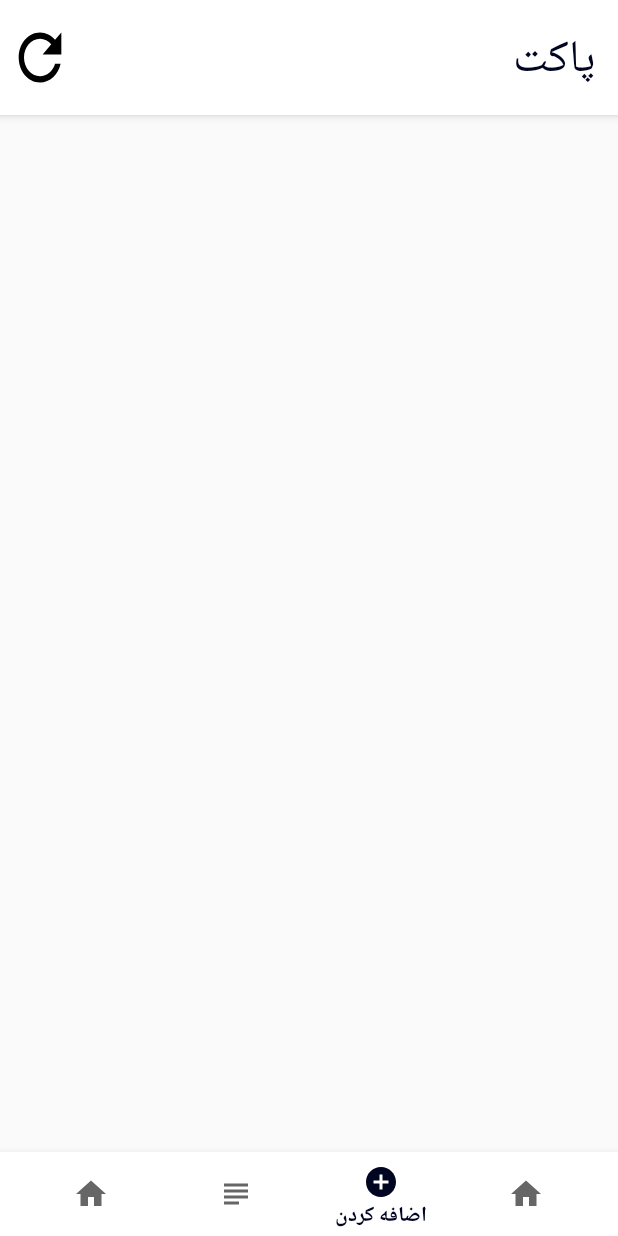
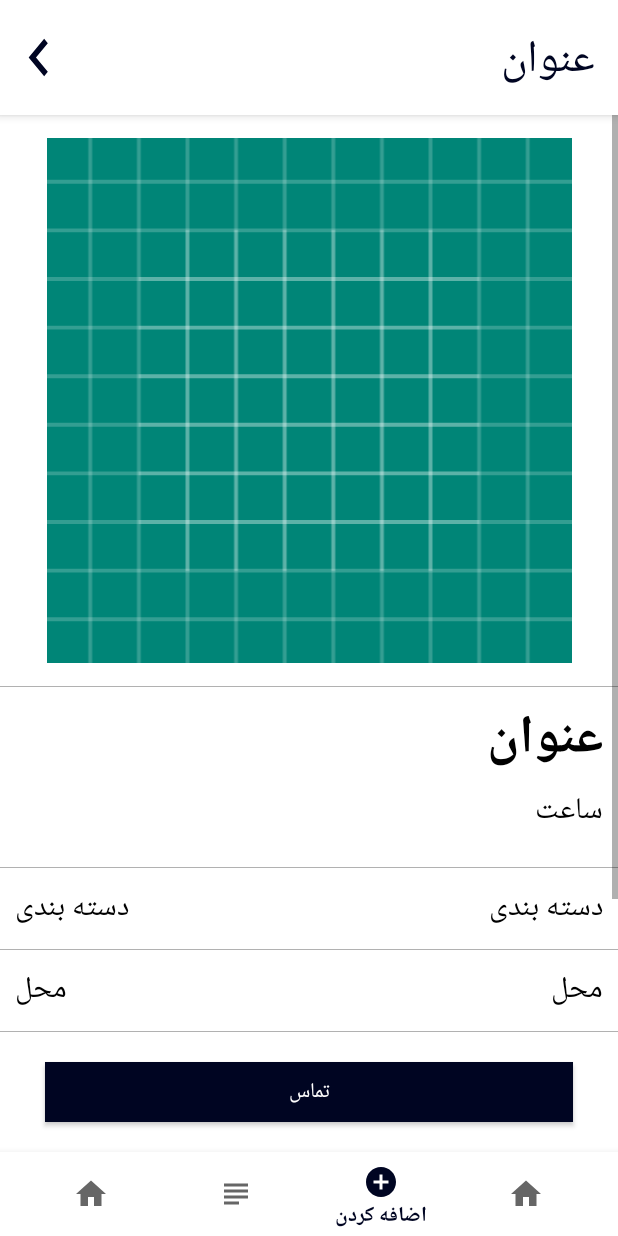
Before and after one commit to mahdi-amin/ApplicationWebsite, an Android app: the screen it shows after launch (MainActivity), item 3 of the bottom bar chosen, on a phone screen of 412 x 824 dp. Run offline under Robolectric (Android 15) with nearby library versions, the phone set to English and light mode, and no system bars; our stand-ins replace Picasso; pictures from the network do not load; 2 statements that could not run were skipped.

Commit message:
change show detail fragment

```diff
--- a/app/src/main/java/com/example/pakkat/FragmentHome.java
+++ b/app/src/main/java/com/example/pakkat/FragmentHome.java
@@ -29,7 +29,6 @@ public class FragmentHome extends Fragment {
     View view;
     private RecyclerView recyclerView;
     ArrayList<ModelHome> listHome = new ArrayList<>();
-    Context context;
     AdapterHome HAdapter;
     Button button;
 
@@ -54,7 +53,9 @@ public class FragmentHome extends Fragment {
     public void onCreate(@Nullable Bundle savedInstanceState) {
         super.onCreate(savedInstanceState);
 
-        button = getActivity().findViewById(R.id.button_reload);
+
+
+        button = view.findViewById(R.id.button_reload);
         button.setOnClickListener(new View.OnClickListener() {
             @Override
             public void onClick(View view) {
--- a/app/src/main/java/com/example/pakkat/MainActivity.java
+++ b/app/src/main/java/com/example/pakkat/MainActivity.java
@@ -1,6 +1,5 @@
 package com.example.pakkat;
 
-import androidx.annotation.FloatRange;
 import androidx.annotation.NonNull;
 import androidx.appcompat.app.AppCompatActivity;
 import androidx.fragment.app.Fragment;
@@ -22,6 +21,7 @@ public class MainActivity extends AppCompatActivity {
     FragmentHome fragmentHome;
     FragmentAdd fragmentAdd;
     FragmentMe fragmentMe;
+    detailHome detailHome;
 
     @Override
     protected void onCreate(Bundle savedInstanceState) {
@@ -34,6 +34,7 @@ public class MainActivity extends AppCompatActivity {
         fragmentCategory = new FragmentCategory();
         fragmentHome = new FragmentHome();
         fragmentMe = new FragmentMe();
+        detailHome = new detailHome();
         bottomNavigationView.setSelectedItemId(R.id.item_Home);
 
         setFragment(fragmentHome);
@@ -45,13 +46,14 @@ public class MainActivity extends AppCompatActivity {
                         setFragment(fragmentCategory);
                         return true;
                     case R.id.item_add:
-                        setFragment(fragmentAdd);
+                        setFragment(detailHome);
                         return true;
                     case R.id.item_Home:
                         setFragment(fragmentHome);
                         return true;
                     case R.id.item_Me:
                         setFragment(fragmentMe);
+
                         return true;
 
                 }
@@ -59,8 +61,9 @@ public class MainActivity extends AppCompatActivity {
             }
         });
 
+
     }
-    private void setFragment(Fragment fragment){
+    public void setFragment(Fragment fragment){
         FragmentTransaction fragmentTransaction = getSupportFragmentManager().beginTransaction();
         fragmentTransaction.replace(R.id.Framely, fragment);
         fragmentTransaction.commit();
--- /dev/null
+++ b/app/src/main/java/com/example/pakkat/detailHome.java
@@ -0,0 +1,27 @@
+package com.example.pakkat;
+
+import android.os.Bundle;
+import android.view.LayoutInflater;
+import android.view.View;
+import android.view.ViewGroup;
+import android.widget.Button;
+
+import androidx.annotation.NonNull;
+import androidx.annotation.Nullable;
+import androidx.fragment.app.Fragment;
+
+public class detailHome extends Fragment {
+
+    public detailHome() {
+    }
+
+    @Nullable
+    @Override
+    public View onCreateView(@NonNull LayoutInflater inflater, @Nullable ViewGroup container, @Nullable Bundle savedInstanceState) {
+
+        View view = inflater.inflate(R.layout.detail_home,container,false);
+
+        Button btn =  view.findViewById(R.id.button_back);
+        return view;
+    }
+}
--- a/app/src/main/res/drawable/ic_chevron_left_black_24dp.xml
+++ b/app/src/main/res/drawable/ic_chevron_left_black_24dp.xml
@@ -4,6 +4,6 @@
         android:viewportWidth="24.0"
         android:viewportHeight="24.0">
     <path
-        android:fillColor="@color/colorPrimaryDark"
+        android:fillColor="@color/colorPrimary"
         android:pathData="M15.41,7.41L14,6l-6,6 6,6 1.41,-1.41L10.83,12z"/>
 </vector>
--- a/app/src/main/res/layout/activity_main.xml
+++ b/app/src/main/res/layout/activity_main.xml
@@ -7,39 +7,6 @@
     android:orientation="vertical"
     tools:context=".MainActivity"
     android:weightSum="1">
-
-    <com.google.android.material.appbar.AppBarLayout
-        android:layout_width="match_parent"
-        android:layout_height="wrap_content"
-        android:background="#FFFFFF"
-        android:id="@+id/appBarly">
-
-        <LinearLayout
-            android:layout_width="match_parent"
-            android:layout_height="match_parent"
-            android:orientation="horizontal"
-            android:gravity="right"
-            android:paddingRight="15dp"
-            android:weightSum="2">
-            <Button
-                android:layout_width="10dp"
-                android:layout_height="50dp"
-                android:background="@drawable/ic_refresh_black_24dp"
-                android:id="@+id/button_reload"
-                android:layout_gravity="left|center"
-                android:layout_marginLeft="5dp"
-                android:layout_weight="0.2"/>
-            <TextView
-                android:layout_width="wrap_content"
-                android:layout_height="wrap_content"
-                android:textColor="@color/colorPrimary"
-                android:text="پاکت"
-                android:textSize="30sp"
-                android:layout_marginBottom="10dp"
-                android:layout_marginTop="15dp"
-                android:layout_weight="1.8"/>
-        </LinearLayout>
-    </com.google.android.material.appbar.AppBarLayout>
 
     <FrameLayout
         android:id="@+id/Framely"
--- a/app/src/main/res/layout/detail_home.xml
+++ b/app/src/main/res/layout/detail_home.xml
@@ -1,12 +1,49 @@
 <?xml version="1.0" encoding="utf-8"?>
-<RelativeLayout
+<LinearLayout
     xmlns:android="http://schemas.android.com/apk/res/android"
     android:layout_width="match_parent"
     android:layout_height="match_parent"
-    android:background="#fff">
+    android:background="#fff"
+    android:orientation="vertical"
+    android:weightSum="1"
+    android:id="@+id/detail_id">
+    <com.google.android.material.appbar.AppBarLayout
+        android:layout_width="match_parent"
+        android:layout_height="wrap_content"
+        android:background="#FFFFFF"
+        android:id="@+id/appBarly">
+
+        <LinearLayout
+            android:layout_width="match_parent"
+            android:layout_height="match_parent"
+            android:orientation="horizontal"
+            android:gravity="right"
+            android:paddingRight="15dp"
+            android:weightSum="2">
+            <Button
+                android:layout_width="10dp"
+                android:layout_height="50dp"
+                android:background="@drawable/ic_chevron_left_black_24dp"
+                android:id="@+id/button_back"
+                android:layout_gravity="left|center"
+                android:layout_marginLeft="5dp"
+                android:layout_weight="0.2"/>
+            <TextView
+                android:layout_width="wrap_content"
+                android:layout_height="wrap_content"
+                android:textColor="@color/colorPrimary"
+                android:text="عنوان"
+                android:textSize="30sp"
+                android:layout_marginBottom="10dp"
+                android:layout_marginTop="15dp"
+                android:layout_weight="1.8"
+                android:id="@+id/title_bar"/>
+        </LinearLayout>
+    </com.google.android.material.appbar.AppBarLayout>
     <ScrollView
         android:layout_width="match_parent"
-        android:layout_height="wrap_content">
+        android:layout_height="wrap_content"
+        android:layout_weight="1">
         <LinearLayout
             android:orientation="vertical"
             android:layout_width="match_parent"
@@ -169,7 +206,8 @@
                 android:layout_marginTop="10dp"
                 android:layout_marginBottom="5dp"
                 android:id="@+id/detail_description"/>
-
+        </LinearLayout>
+    </ScrollView>
     <Button
         android:layout_width="match_parent"
         android:layout_height="40dp"
@@ -180,9 +218,6 @@
         android:layout_marginTop="20dp"
         android:layout_marginBottom="20dp"
         android:textColor="#FFF"
-                android:fitsSystemWindows="true"
         />
+
 </LinearLayout>
-    </ScrollView>
-
-</RelativeLayout>
--- a/app/src/main/res/layout/fragment_add.xml
+++ b/app/src/main/res/layout/fragment_add.xml
@@ -3,8 +3,5 @@
     android:orientation="vertical" android:layout_width="match_parent"
     android:layout_height="match_parent">
 
-    <androidx.recyclerview.widget.RecyclerView
-        android:layout_width="match_parent"
-        android:layout_height="wrap_content"
-        android:id="@+id/AddRC_id"/>
+
 </LinearLayout>
```
Also changed, not shown: app/src/main/java/com/example/pakkat/AdapterHome.java (+14 -1 lines), app/src/main/res/layout/fragment_home.xml (+32 -0 lines), 807 other files. Lines whose indentation alone changed are shown as unchanged.
